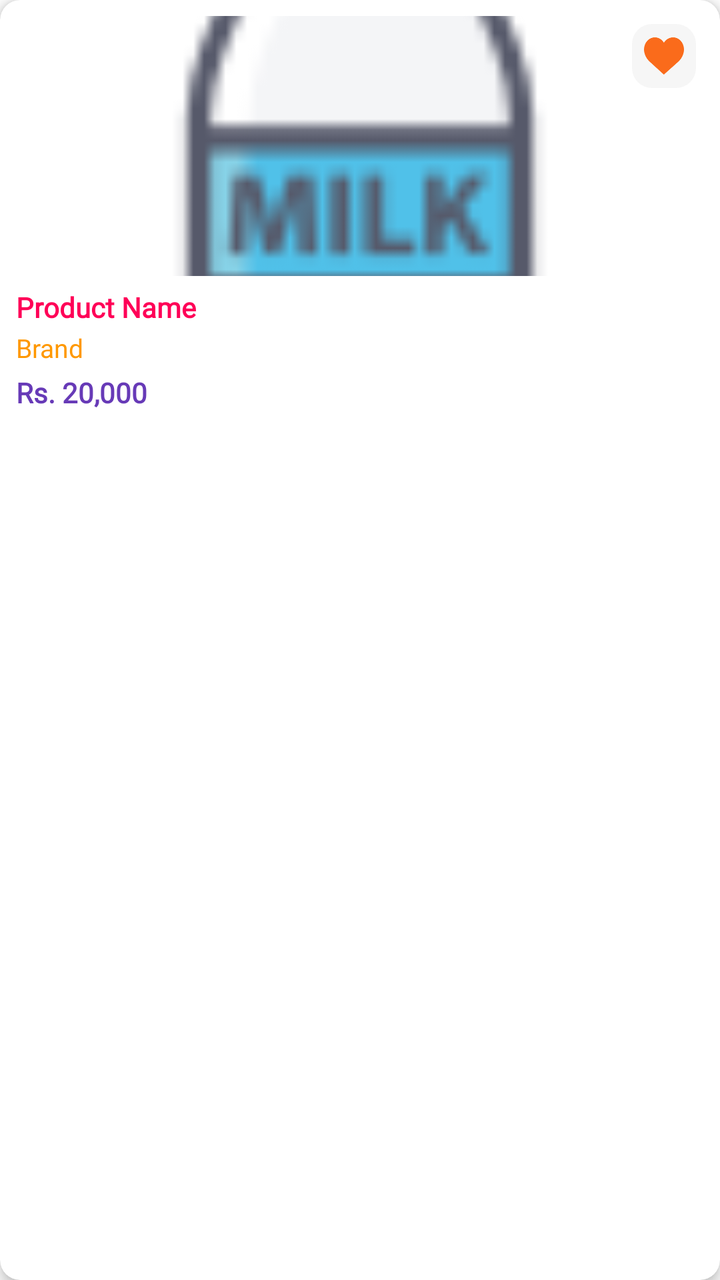
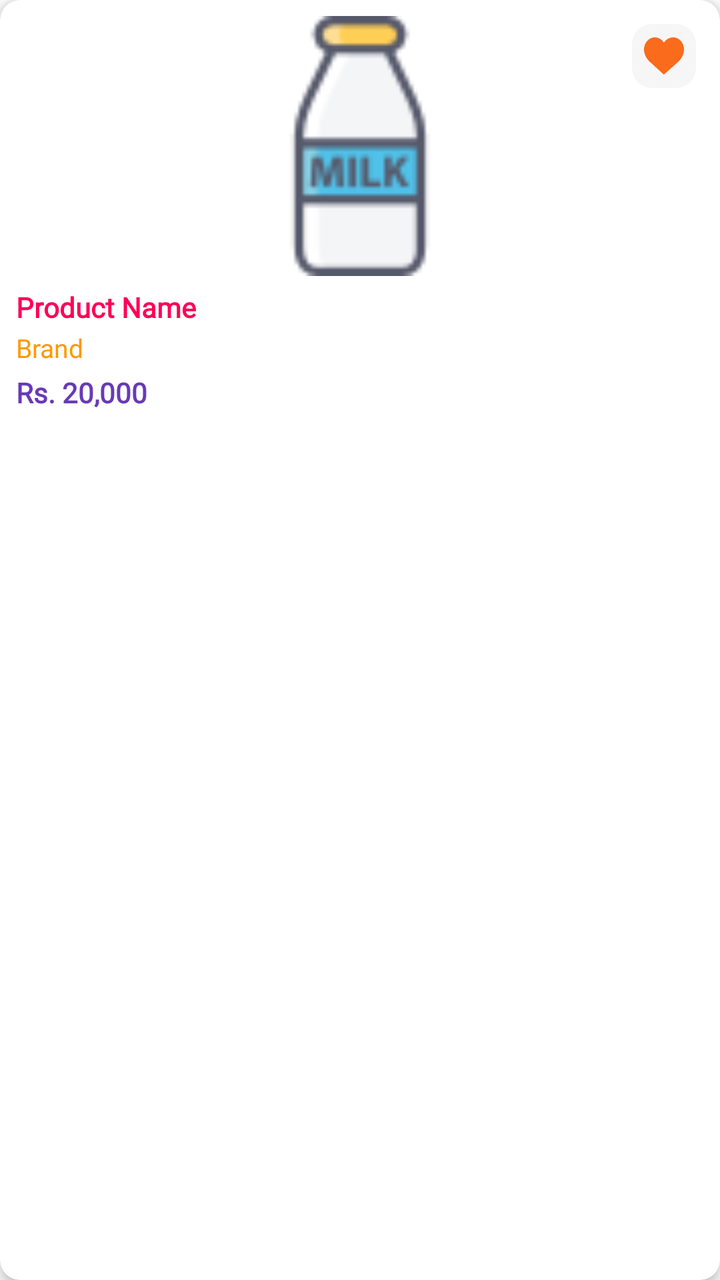

An Android layout rendered at two revisions. The XML below is the earlier revision; the diff shows what the commit changed to produce the second picture.
<!-- AndroidManifest.xml: application theme Theme.ECommerceApp -->
<!-- res/layout/wishlist_item.xml -->
<?xml version="1.0" encoding="utf-8"?>
<androidx.cardview.widget.CardView xmlns:android="http://schemas.android.com/apk/res/android"
    xmlns:app="http://schemas.android.com/apk/res-auto"
    android:layout_width="match_parent"
    android:layout_height="wrap_content"
    android:layout_margin="6dp"
    app:cardCornerRadius="10dp"
    app:cardElevation="4dp">

    <LinearLayout
        android:layout_width="match_parent"
        android:layout_height="wrap_content"
        android:orientation="vertical"
        android:padding="8dp">

        <FrameLayout
            android:layout_width="match_parent"
            android:layout_height="130dp">

            <ImageView
                android:id="@+id/wishlist_item_img"
                android:layout_width="match_parent"
                android:layout_height="match_parent"
                android:scaleType="centerCrop"
                android:src="@drawable/milk" />

            <ImageButton
                android:id="@+id/wishlist_remove_btn"
                android:layout_width="32dp"
                android:layout_height="32dp"
                android:layout_gravity="top|end"
                android:layout_margin="4dp"
                android:src="@drawable/heart_orange_fill"
                android:background="@drawable/white_circular_border"
                android:padding="6dp"
                android:scaleType="fitCenter" />

        </FrameLayout>

        <TextView
            android:id="@+id/wishlist_item_name"
            android:layout_width="match_parent"
            android:layout_height="wrap_content"
            android:layout_marginTop="6dp"
            android:fontFamily="@font/crimson"
            android:text="Product Name"
            android:textColor="@color/pink"
            android:textSize="14sp"
            android:textStyle="bold"
            android:maxLines="1"
            android:ellipsize="end" />

        <TextView
            android:id="@+id/wishlist_item_brand"
            android:layout_width="match_parent"
            android:layout_height="wrap_content"
            android:layout_marginTop="2dp"
            android:fontFamily="@font/crimson"
            android:text="Brand"
            android:textColor="@color/orange"
            android:textSize="13sp" />

        <TextView
            android:id="@+id/wishlist_item_price"
            android:layout_width="match_parent"
            android:layout_height="wrap_content"
            android:layout_marginTop="4dp"
            android:fontFamily="@font/crimson"
            android:text="Rs. 20,000"
            android:textColor="#673AB7"
            android:textSize="14sp"
            android:textStyle="bold" />

    </LinearLayout>

</androidx.cardview.widget.CardView>
<!-- resources referenced by this layout -->
<resources>
  <color name="orange">#FF9800</color>
  <color name="pink">#FF0057</color>
  <!-- drawable heart_orange_fill: png bitmap (drawable, 2376 bytes) -->
  <!-- drawable milk: png bitmap (drawable, 2243 bytes) -->
  <!-- drawable white_circular_border (drawable) -->
  <?xml version="1.0" encoding="utf-8"?>
  <selector xmlns:android="http://schemas.android.com/apk/res/android">
  <item>
      <shape android:shape="rectangle">
          <solid android:color="#F6F6F6"/>
          <corners android:radius="10dp"/>
      </shape>
  </item>
  </selector>
  <style name="Theme.ECommerceApp" parent="Theme.MaterialComponents.DayNight.DarkActionBar">
          
          <item name="colorPrimary">#FFB952</item>
          <item name="colorPrimaryVariant">@color/pink</item>
          <item name="colorOnPrimary">@color/black</item>
          
          <item name="colorSecondary">@color/teal_200</item>
          <item name="colorSecondaryVariant">@color/teal_700</item>
          <item name="colorOnSecondary">@color/black</item>
          
          <item name="android:statusBarColor">?attr/colorPrimaryVariant</item>
          
      </style>
  <color name="black">#FF000000</color>
  <color name="teal_200">#FF03DAC5</color>
  <color name="teal_700">#FF018786</color>
</resources>

<!-- the commit's change to res/layout/wishlist_item.xml (unified diff, before → after) -->
@@ -21,7 +21,7 @@
                 android:id="@+id/wishlist_item_img"
                 android:layout_width="match_parent"
                 android:layout_height="match_parent"
-                android:scaleType="centerCrop"
+                android:scaleType="fitCenter"
                 android:src="@drawable/milk" />
 
             <ImageButton
